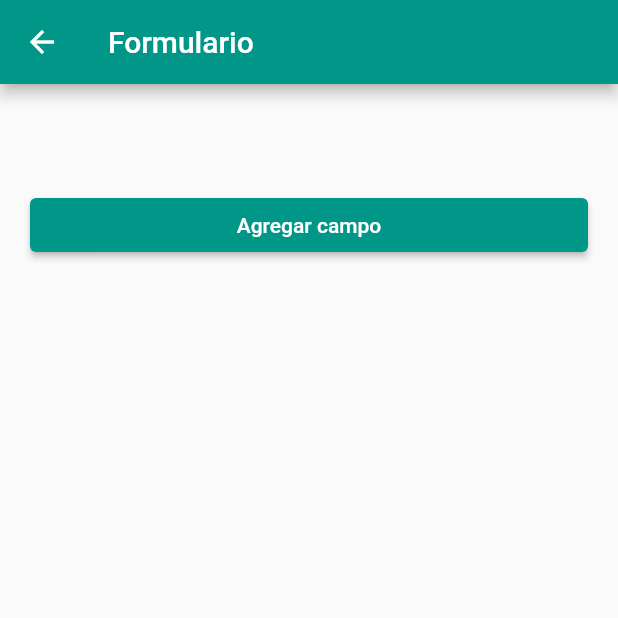
After one commit to datogedon/provexample, a Flutter app: the DynamicFormPage screen opened directly, after a tap on the "delete" icon, on a phone screen of 412 x 824 dp, the top half of it. The commit adds this screen. Run offline on Flutter 3.47's test engine with Material 2 defaults, Android fonts, the phone set to English and light mode, and no system bars.

Commit message:
provider form dynamic

```diff
--- a/lib/main.dart
+++ b/lib/main.dart
@@ -1,4 +1,6 @@
 import 'package:flutter/material.dart';
+import 'package:provexample/pages/form.dart';
+import 'package:provexample/pages/form_provider.dart';
 import 'package:provexample/provider.dart';
 import 'package:provider/provider.dart';
 
@@ -15,6 +17,7 @@ class MyApp extends StatelessWidget {
     return MultiProvider(
         providers: [
           ChangeNotifierProvider<TextProvider>(create: (_) => TextProvider()),
+          ChangeNotifierProvider<FromsProvider>(create: (_) => FromsProvider())
         ],
         builder: (context, _) {
           return MaterialApp(
@@ -47,7 +50,14 @@ class HomePage extends StatelessWidget {
           onChanged: (value) {
             context.read<TextProvider>().setTexts(value1: value.toString());
           },
-        )
+        ),
+        const SizedBox(height: 200),
+        ElevatedButton(
+            onPressed: () {
+              Navigator.push(context,
+                  MaterialPageRoute(builder: (_) => const DynamicFormPage()));
+            },
+            child: const Text("Formulario dinámico"))
       ]),
     );
   }
--- /dev/null
+++ b/lib/pages/form.dart
@@ -0,0 +1,58 @@
+import 'package:flutter/material.dart';
+import 'package:provexample/pages/form_provider.dart';
+import 'package:provider/provider.dart';
+
+class DynamicFormPage extends StatefulWidget {
+  const DynamicFormPage({Key? key}) : super(key: key);
+
+  @override
+  State<DynamicFormPage> createState() => _DynamicFormPageState();
+}
+
+class _DynamicFormPageState extends State<DynamicFormPage> {
+  List<TextEditingController> _controllers = <TextEditingController>[];
+
+  @override
+  void initState() {
+    _controllers = context.read<FromsProvider>().controllers;
+    super.initState();
+  }
+
+  @override
+  Widget build(BuildContext context) {
+    List<TextEditingController> dynamicControllers =
+        context.watch<FromsProvider>().controllers;
+    return Scaffold(
+      appBar: AppBar(title: const Text("Formulario")),
+      body: ListView(
+        padding: const EdgeInsets.all(20.0),
+        children: [
+          ...dynamicControllers
+              .map((e) => Row(
+                    children: [
+                      Flexible(
+                          child: TextFormField(
+                        decoration: InputDecoration(hintText: "texto hint"),
+                        controller: e,
+                      )),
+                      IconButton(
+                          onPressed: () {
+                            context
+                                .read<FromsProvider>()
+                                .deleteControllerText(index: e);
+                          },
+                          icon: const Icon(Icons.delete, color: Colors.red))
+                    ],
+                  ))
+              .toList(),
+          const SizedBox(height: 50),
+          ElevatedButton(
+              onPressed: () {
+                context.read<FromsProvider>().createControllerText();
+              },
+              child: const Text("Agregar campo"))
+        ],
+      ),
+    );
+  }
+}
--- /dev/null
+++ b/lib/pages/form_provider.dart
@@ -0,0 +1,21 @@
+import 'package:flutter/foundation.dart';
+import 'package:flutter/widgets.dart';
+
+class FromsProvider with ChangeNotifier {
+  FromsProvider() {
+    createControllerText();
+  }
+  List<TextEditingController> _controllers = <TextEditingController>[];
+
+  List<TextEditingController> get controllers => _controllers;
+
+  Future<void> createControllerText() async {
+    _controllers.add(TextEditingController());
+    notifyListeners();
+  }
+
+  Future<void> deleteControllerText({index}) async {
+    _controllers.remove(index);
+    notifyListeners();
+  }
+}
```
